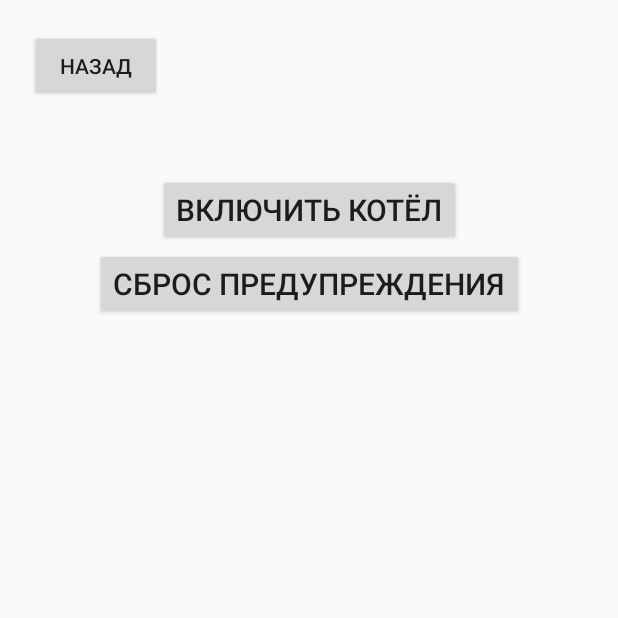
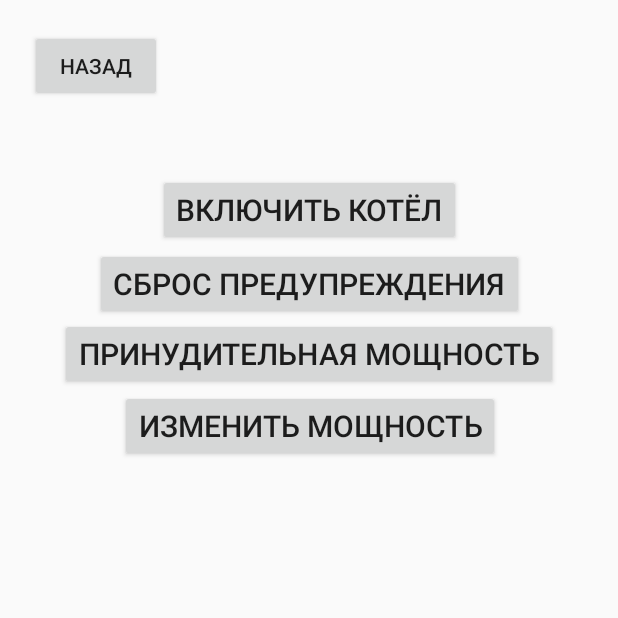
Before and after one commit to andrewlesh/Boiler, an Android app: the CommandActivity screen opened directly, with no data from a screen before it, on a phone screen of 412 x 824 dp, the top half of it. Run offline under Robolectric (Android 15) with nearby library versions, the phone set to English and light mode, and no system bars; 2 statements that could not run were skipped.

Commit message:
alpha1.0

```diff
--- a/app/src/main/java/com/example/boilerchurch/CommandActivity.java
+++ b/app/src/main/java/com/example/boilerchurch/CommandActivity.java
@@ -17,7 +17,7 @@ import com.google.android.material.floatingactionbutton.FloatingActionButton;
 
 public class CommandActivity extends AppCompatActivity {
 
-    Button on, off, back, offWarning;
+    private Button on, off, back, offWarning, forcedPower;
 
 
     String value = null;
@@ -38,7 +38,8 @@ public class CommandActivity extends AppCompatActivity {
 
         on = (Button) findViewById(R.id.on_boiler);
         off = (Button) findViewById(R.id.off_boiler);
-        offWarning = (Button) findViewById(R.id.off_warning) ;
+        offWarning = (Button) findViewById(R.id.off_warning);
+        forcedPower = (Button) findViewById(R.id.forced_power)
         on.setOnClickListener(new View.OnClickListener() {
             @Override
             public void onClick(View v) {
@@ -66,6 +67,14 @@ public class CommandActivity extends AppCompatActivity {
                 boilerData();
             }
         });
+        forcedPower.setOnClickListener(new View.OnClickListener() {
+            @Override
+            public void onClick(View v) {
+                value = "RUR";
+                boilerData();
+            }
+        });
+
 
     }
     public void boilerData() {
--- a/app/src/main/res/layout/activity_command.xml
+++ b/app/src/main/res/layout/activity_command.xml
@@ -26,15 +26,17 @@
         app:layout_constraintEnd_toEndOf="parent"
         app:layout_constraintStart_toStartOf="parent"
         app:layout_constraintTop_toTopOf="parent" />
+
     <Button
         android:id="@+id/off_boiler"
         android:layout_width="wrap_content"
         android:layout_height="wrap_content"
         android:layout_marginTop="116dp"
         android:text="Выключить котёл"
+        android:textSize="20dp"
         android:visibility="invisible"
-        android:textSize="20dp"
         app:layout_constraintEnd_toEndOf="parent"
+        app:layout_constraintHorizontal_bias="0.497"
         app:layout_constraintStart_toStartOf="parent"
         app:layout_constraintTop_toTopOf="parent" />
 
@@ -49,6 +51,29 @@
         app:layout_constraintStart_toStartOf="parent"
         app:layout_constraintTop_toTopOf="parent" />
 
+    <Button
+        android:id="@+id/forced_power"
+        android:layout_width="wrap_content"
+        android:layout_height="wrap_content"
+        android:layout_marginTop="212dp"
+        android:text="Принудительная мощность"
+        android:textSize="20dp"
+        app:layout_constraintEnd_toEndOf="parent"
+        app:layout_constraintHorizontal_bias="0.504"
+        app:layout_constraintStart_toStartOf="parent"
+        app:layout_constraintTop_toTopOf="parent" />
+
+    <Button
+        android:id="@+id/choose_power"
+        android:layout_width="wrap_content"
+        android:layout_height="wrap_content"
+        android:layout_marginTop="260dp"
+        android:text="Изменить мощность"
+        android:textSize="20dp"
+        app:layout_constraintEnd_toEndOf="parent"
+        app:layout_constraintHorizontal_bias="0.506"
+        app:layout_constraintStart_toStartOf="parent"
+        app:layout_constraintTop_toTopOf="parent" />
 
 
 </androidx.constraintlayout.widget.ConstraintLayout>
```
